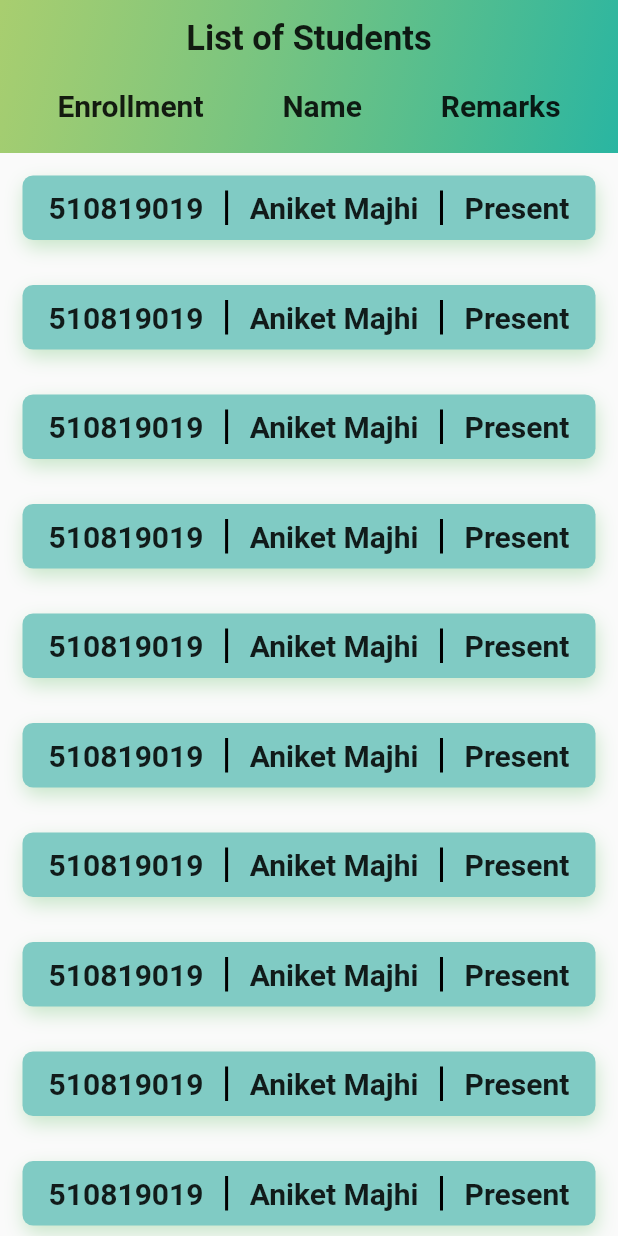
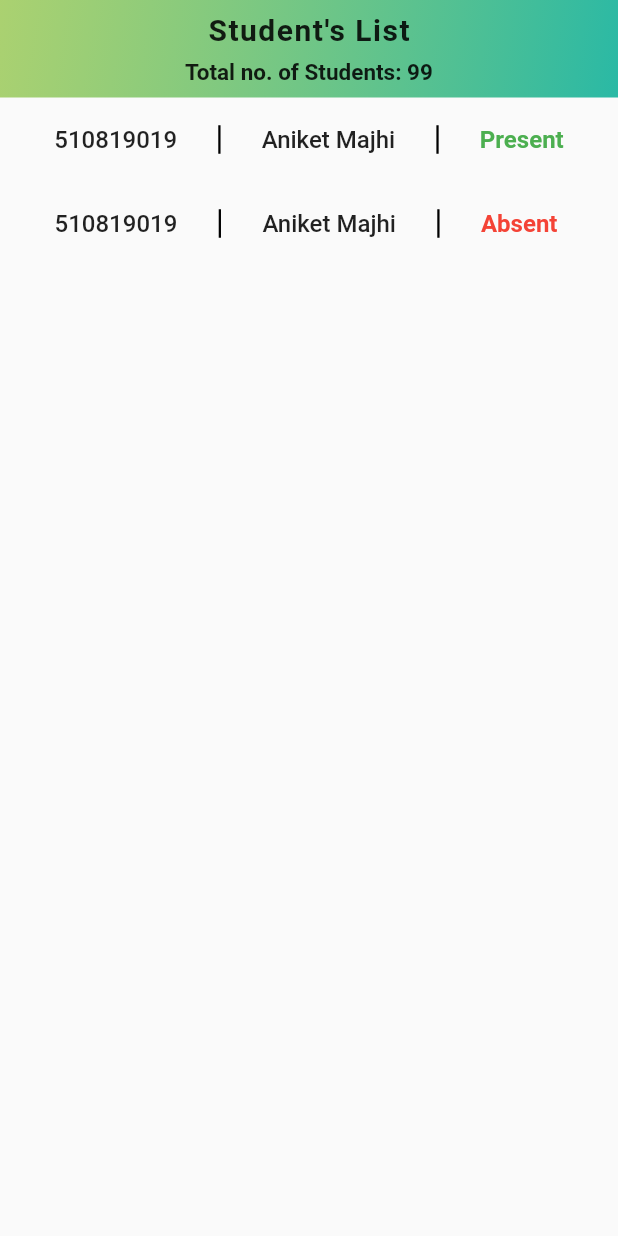
Before and after one commit to shailikroy19/iiest_attendance, a Flutter app: the ClassHomePage screen opened directly, tab 2 chosen, after a tap on "29.05.2021", on a phone screen of 412 x 824 dp. Run offline on Flutter 3.47's test engine with Material 2 defaults, Android fonts, the phone set to English and light mode, and no system bars; our stand-ins replace cloud_firestore, firebase_auth, firebase_core, fluttertoast; accounts and stored records are empty.

Commit message:
Minor UI Changes
Aniket boro font size dibi na!!!!!!!!!!!!!!!!!!!!!!!!!!!!!!!!!!!!!!!!!!

```diff
--- a/lib/teachers_side/attendance_history_page.dart
+++ b/lib/teachers_side/attendance_history_page.dart
@@ -15,66 +15,40 @@ class _AttendanceHistoryState extends State<AttendanceHistory> {
     return Scaffold(
       appBar: PreferredSize(
         child: Container(
-          height: 120,
+          //height: 120,
           child: Padding(
-            padding: const EdgeInsets.all(12.0),
+            padding: const EdgeInsets.all(8.0),
             child: Column(
+              mainAxisAlignment: MainAxisAlignment.spaceBetween,
+              crossAxisAlignment: CrossAxisAlignment.center,
               children: <Widget>[
                 Text(
-                  'List of Students',
+                  'Student\'s List',
                   style: TextStyle(
-                    fontSize: 23.0,
+                    fontSize: 20.0,
                     fontWeight: FontWeight.bold,
+                    letterSpacing: 1,
                   ),
                 ),
-                Padding(
-                  padding: const EdgeInsets.fromLTRB(0.0, 20.0, 0.0, 0.0),
-                  child: Row(
-                    mainAxisAlignment: MainAxisAlignment.spaceAround,
-                    crossAxisAlignment: CrossAxisAlignment.center,
-                    children: <Widget>[
-                      Text(
-                        "Enrollment",
-                        style: TextStyle(
-                            fontSize: 20, fontWeight: FontWeight.bold),
-                      ),
-                      Text(
-                        "Name",
-                        style: TextStyle(
-                            fontSize: 20, fontWeight: FontWeight.bold),
-                      ),
-                      Text(
-                        "Remarks",
-                        style: TextStyle(
-                            fontSize: 20, fontWeight: FontWeight.bold),
-                      ),
-                    ],
-                  ),
+
+                //TODO: total students
+                Text(
+                  "Total no. of Students: 99",
+                  style: TextStyle(fontSize: 15, fontWeight: FontWeight.w600),
                 ),
               ],
             ),
           ),
           padding: EdgeInsets.only(top: MediaQuery.of(context).padding.top),
-          decoration: BoxDecoration(
-              gradient: iiestGradient, backgroundBlendMode: BlendMode.multiply),
+          decoration: BoxDecoration(gradient: iiestGradient),
         ),
-        preferredSize: Size(MediaQuery.of(context).size.width, 102.0),
+        preferredSize: Size(MediaQuery.of(context).size.width, 65.0),
       ),
       body: SingleChildScrollView(
         child: Column(
           children: <Widget>[
-            StudentListHistory(),
-            StudentListHistory(),
-            StudentListHistory(),
-            StudentListHistory(),
-            StudentListHistory(),
-            StudentListHistory(),
-            StudentListHistory(),
-            StudentListHistory(),
-            StudentListHistory(),
-            StudentListHistory(),
-            StudentListHistory(),
-            StudentListHistory(),
+            StudentListHistory(ispresent: true),
+            StudentListHistory(ispresent: false),
           ],
         ),
       ),
--- a/lib/teachers_side/teacher_subject_page.dart
+++ b/lib/teachers_side/teacher_subject_page.dart
@@ -13,36 +13,25 @@ class _TeacherSubjectState extends State<TeacherSubject> {
     return Column(
       children: <Widget>[
         Padding(
-          padding: const EdgeInsets.all(30.0),
-          child: FlatButton(
-            onPressed: () {
+          padding: const EdgeInsets.all(8.0),
+          child: ListTile(
+            shape: RoundedRectangleBorder(
+                borderRadius: BorderRadius.circular(8.0)),
+            tileColor: Colors.orange[200],
+            onTap: () {
               Navigator.of(context)
                   .push(MaterialPageRoute(builder: (f) => AttendanceHistory()));
             },
-            child: Container(
-              height: 100,
-              width: MediaQuery.of(context).size.width,
-              decoration: BoxDecoration(
-                color: Colors.teal[200],
-                boxShadow: [
-                  BoxShadow(
-                      color: Colors.green.shade100,
-                      offset: Offset(1.0, 5.0),
-                      blurRadius: 10),
-                  //BoxShadow
-                ],
-                borderRadius: BorderRadius.circular(15.0),
-              ),
-              child: Center(
-                child: Text(
-                  '29.05.2021',
-                  style: TextStyle(
-                    fontSize: 30.0,
-                    fontWeight: FontWeight.bold,
-                  ),
-                ),
+            title: Text(
+              '29.05.2021',
+              style: TextStyle(
+                fontSize: 16.0,
+                fontWeight: FontWeight.bold,
               ),
             ),
+            //TODO: Present&time
+            trailing: Text('Present: 32'),
+            subtitle: Text('14:32'),
           ),
         ),
       ],
--- a/lib/widgets/student_list_in_attendance_history.dart
+++ b/lib/widgets/student_list_in_attendance_history.dart
@@ -4,70 +4,42 @@ class StudentListHistory extends StatelessWidget {
   //TODO:have to make it as user input
   final String enroll = "510819019";
   final String name = "Aniket Majhi";
-  final bool ispresent = true;
+  final bool ispresent;
+
+  const StudentListHistory({required this.ispresent});
 
   @override
   Widget build(BuildContext context) {
-    return Padding(
-      padding: const EdgeInsets.all(15.0),
-      child: Container(
-        decoration: BoxDecoration(
-            color: Colors.teal[200],
-            boxShadow: [
-              BoxShadow(
-                  color: Colors.green.shade100,
-                  offset: Offset(1.0, 5.0),
-                  blurRadius: 10),
-              //BoxShadow
-            ],
-            borderRadius: BorderRadius.all(Radius.circular(7.0))),
-        child: Padding(
-          padding: const EdgeInsets.all(10.0),
-          child: IntrinsicHeight(
+    return ListTile(
+      title: IntrinsicHeight(
         child: Row(
           mainAxisAlignment: MainAxisAlignment.spaceEvenly,
           children: [
-                Column(
-                  mainAxisAlignment: MainAxisAlignment.spaceBetween,
-                  children: [
             Text(
               "$enroll",
-                      style:
-                          TextStyle(fontSize: 20, fontWeight: FontWeight.bold),
+              style: TextStyle(fontSize: 16, fontWeight: FontWeight.w500),
+            ),
+            VerticalDivider(
+              thickness: 1.5,
+              color: Colors.black,
+            ),
+            Text(
+              "$name",
+              style: TextStyle(fontSize: 16, fontWeight: FontWeight.w500),
+            ),
+            VerticalDivider(
+              thickness: 1.5,
+              color: Colors.black,
+            ),
+            Text(
+              (ispresent == true) ? 'Present' : 'Absent ',
+              style: TextStyle(
+                fontSize: 16,
+                fontWeight: FontWeight.bold,
+                color: (ispresent) ? Colors.green : Colors.red,
+              ),
             ),
           ],
-                ),
-                VerticalDivider(
-                  thickness: 2.0,
-                  color: Colors.black,
-                ),
-                Column(
-                  mainAxisAlignment: MainAxisAlignment.spaceBetween,
-                  children: [
-                    Text(
-                      "$name",
-                      style:
-                          TextStyle(fontSize: 20, fontWeight: FontWeight.bold),
-                    ),
-                  ],
-                ),
-                VerticalDivider(
-                  thickness: 2.0,
-                  color: Colors.black,
-                ),
-                Column(
-                  mainAxisAlignment: MainAxisAlignment.spaceBetween,
-                  children: [
-                    Text(
-                      (ispresent == true) ? 'Present' : 'Absent',
-                      style:
-                          TextStyle(fontSize: 20, fontWeight: FontWeight.bold),
-                    ),
-                  ],
-                ),
-              ],
-            ),
-          ),
         ),
       ),
     );
```
Also changed, not shown: lib/student_side/subject_page.dart (+8 -11 lines), lib/widgets/student_subject_history_tile.dart (+25 -17 lines). Lines whose indentation alone changed are shown as unchanged.
